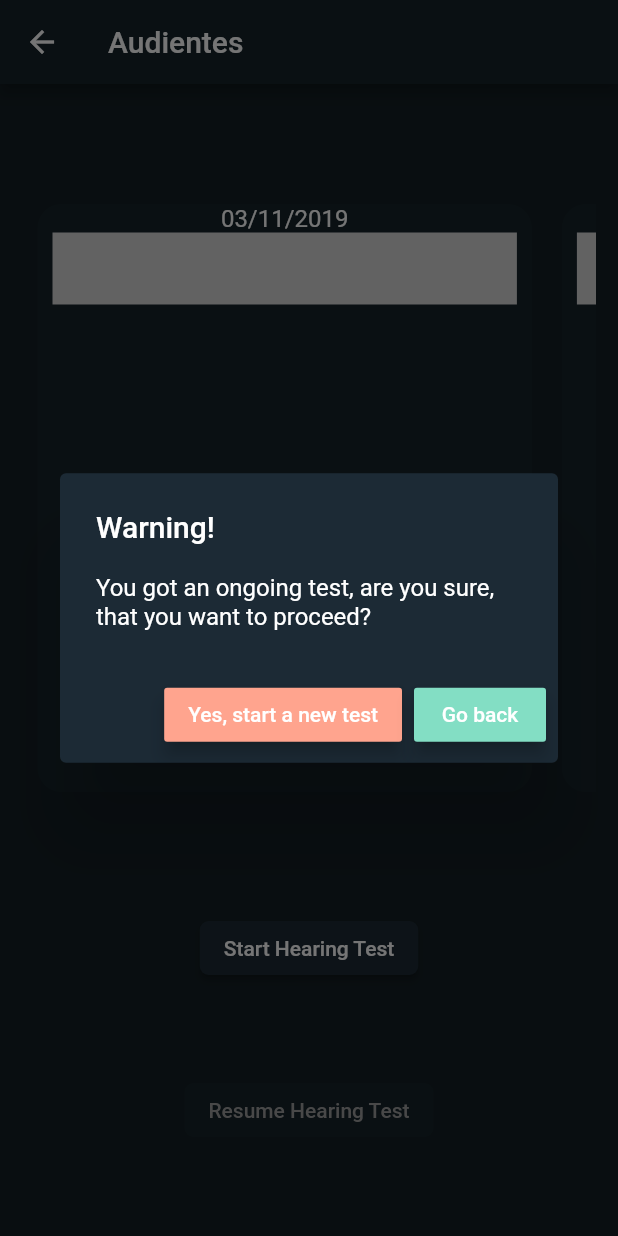
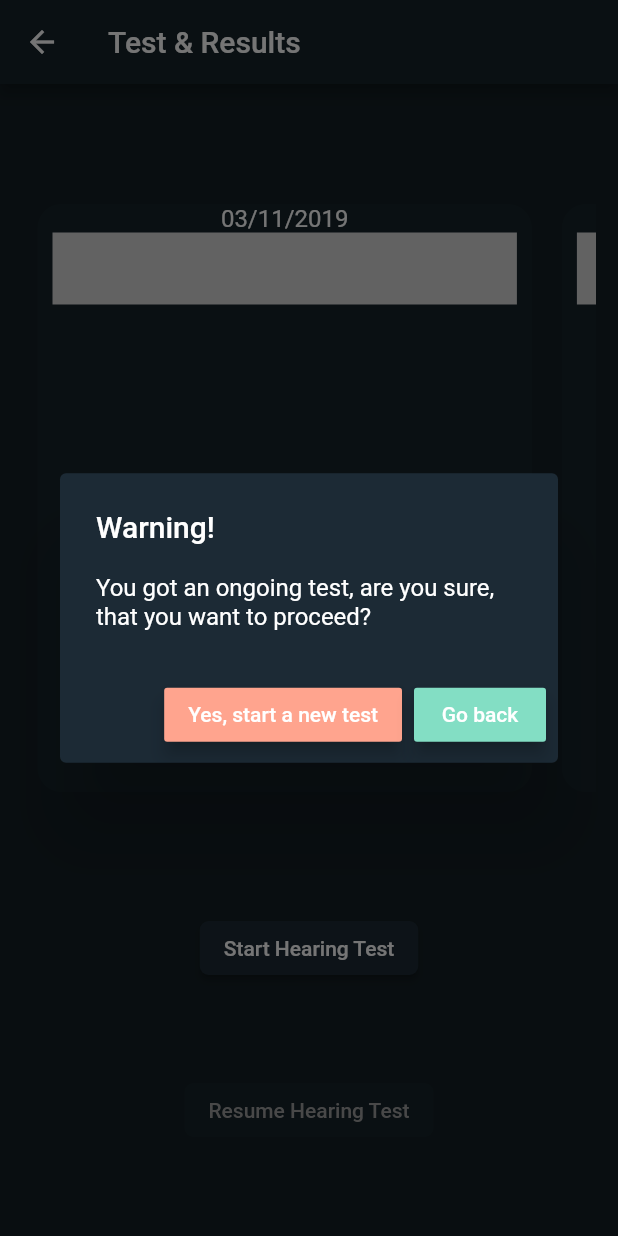
Before and after one commit to Burhan27/Audientes, a Flutter app: the ResultScreen screen opened by its route, after a tap on "Start Hearing Test", on a phone screen of 412 x 824 dp. Run offline on Flutter 3.47's test engine with Material 2 defaults, Android fonts, the phone set to English and light mode, and no system bars; our stand-ins replace avatar_glow, cloud_firestore, community_material_icon, expandable, fl_chart, shared_preferences; missing offline and left inert: feature_discovery, flutter_crashlytics, loading_animations, volume; accounts and stored records are empty.

Commit message:
Håber det virker
lets go

```diff
--- a/lib/view/ResultScreen.dart
+++ b/lib/view/ResultScreen.dart
@@ -12,6 +12,7 @@ class _TestHomeScreen extends State<ResultScreen> {
   List<List<double>> listing = new List<List<double>>();
   List<double> results = new List<double>();
   List<double> results2 = new List<double>();
+  List<double> results3 = new List<double>();
 
   proceedDialog(BuildContext context) {
     return showDialog(
@@ -65,21 +66,35 @@ class _TestHomeScreen extends State<ResultScreen> {
     results.add(5);
     results.add(7);
 
+    results2.add(3);
+    results2.add(6);
+    results2.add(8);
+    results2.add(1);
+    results2.add(3);
+    results2.add(4);
     results2.add(2);
     results2.add(4);
-    results2.add(6);
-    results2.add(7);
+    results2.add(8);
     results2.add(4);
-    results2.add(7);
-    results2.add(6);
     results2.add(1);
-    results2.add(9);
     results2.add(2);
-    results2.add(5);
-    results2.add(7);
 
+    results3.add(5);
+    results3.add(7);
+    results3.add(9);
+    results3.add(5);
+    results3.add(4);
+    results3.add(3);
+    results3.add(4);
+    results3.add(6);
+    results3.add(8);
+    results3.add(6);
+    results3.add(4);
+    results3.add(3);
+
+    listing.add(results3);
+    listing.add(results2);
     listing.add(results);
-    listing.add(results2);
   }
 
   LineChartData sampleData2(List<double> data) {
@@ -252,7 +267,7 @@ class _TestHomeScreen extends State<ResultScreen> {
     return Scaffold(
         appBar: AppBar(
           backgroundColor: AppColors().bar,
-          title: Text('Audientes'),
+          title: Text('Test & Results'),
         ),
         body: Container(
           child: Column(
--- a/lib/view/startscreen.dart
+++ b/lib/view/startscreen.dart
@@ -35,7 +35,7 @@ class StartScreen extends State<MyApp> {
               clipper: CurveClip(),
               child: Container(
                 width: MediaQuery.of(context).size.width,
-                height: MediaQuery.of(context).size.height / 2,
+                height: MediaQuery.of(context).size.height / 2.8,
                 child: Row(
                   children: <Widget>[
                     Expanded(
```
Also changed, not shown: lib/view/createProgram.dart (+14 -3 lines), 2 other files.
